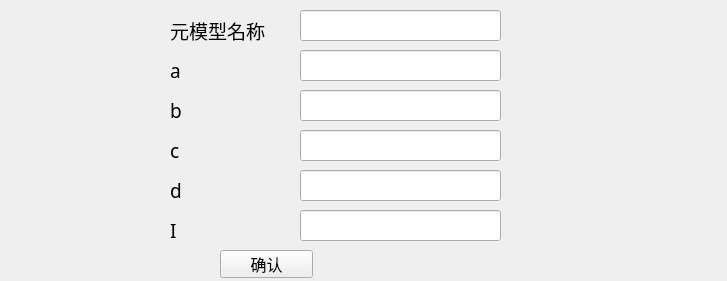
Above: UI/argument.ui from jingxuantju/Neurondatabase before the change. Below: the same form after it.
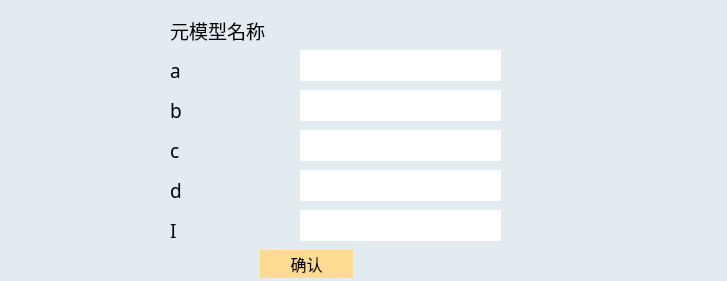
That is the form after the change.

Diff of the .ui file:
```diff
--- a/UI/argument.ui
+++ b/UI/argument.ui
@@ -13,6 +13,12 @@
   <property name="windowTitle">
    <string>Form</string>
   </property>
+  <property name="styleSheet">
+   <string notr="true">QWidget {
+            background-color:#e2ebf0;          
+			border-style: solid;
+        }</string>
+  </property>
   <widget class="QLineEdit" name="aEdit">
    <property name="geometry">
     <rect>
@@ -22,6 +28,12 @@
      <height>31</height>
     </rect>
    </property>
+   <property name="styleSheet">
+    <string notr="true">QLineEdit {
+            background-color:#FFFFFF;          
+			border-style: solid;
+        }</string>
+   </property>
   </widget>
   <widget class="QLineEdit" name="bEdit">
    <property name="geometry">
@@ -32,6 +44,12 @@
      <height>31</height>
     </rect>
    </property>
+   <property name="styleSheet">
+    <string notr="true">QLineEdit {
+            background-color:#FFFFFF;          
+			border-style: solid;
+        }</string>
+   </property>
   </widget>
   <widget class="QLabel" name="label">
    <property name="geometry">
@@ -99,6 +117,12 @@
      <height>31</height>
     </rect>
    </property>
+   <property name="styleSheet">
+    <string notr="true">QLineEdit {
+            background-color:#FFFFFF;          
+			border-style: solid;
+        }</string>
+   </property>
   </widget>
   <widget class="QLineEdit" name="dEdit">
    <property name="geometry">
@@ -109,6 +133,12 @@
      <height>31</height>
     </rect>
    </property>
+   <property name="styleSheet">
+    <string notr="true">QLineEdit {
+            background-color:#FFFFFF;          
+			border-style: solid;
+        }</string>
+   </property>
   </widget>
   <widget class="QLabel" name="label_4">
    <property name="geometry">
@@ -138,6 +168,12 @@
      <height>31</height>
     </rect>
    </property>
+   <property name="styleSheet">
+    <string notr="true">QLineEdit {
+            background-color:#FFFFFF;          
+			border-style: solid;
+        }</string>
+   </property>
   </widget>
   <widget class="QLabel" name="label_5">
    <property name="geometry">
@@ -190,7 +226,7 @@
   <widget class="QPushButton" name="ackButton">
    <property name="geometry">
     <rect>
-     <x>220</x>
+     <x>260</x>
      <y>250</y>
      <width>93</width>
      <height>28</height>
@@ -202,6 +238,12 @@
      <pointsize>12</pointsize>
     </font>
    </property>
+   <property name="styleSheet">
+    <string notr="true">QPushButton {
+            background-color:#fddb92;          
+			border-style: solid;
+        }</string>
+   </property>
    <property name="text">
     <string>确认</string>
    </property>
```
Left out of the diff: 12 changed lines with no effect on the pictures.
